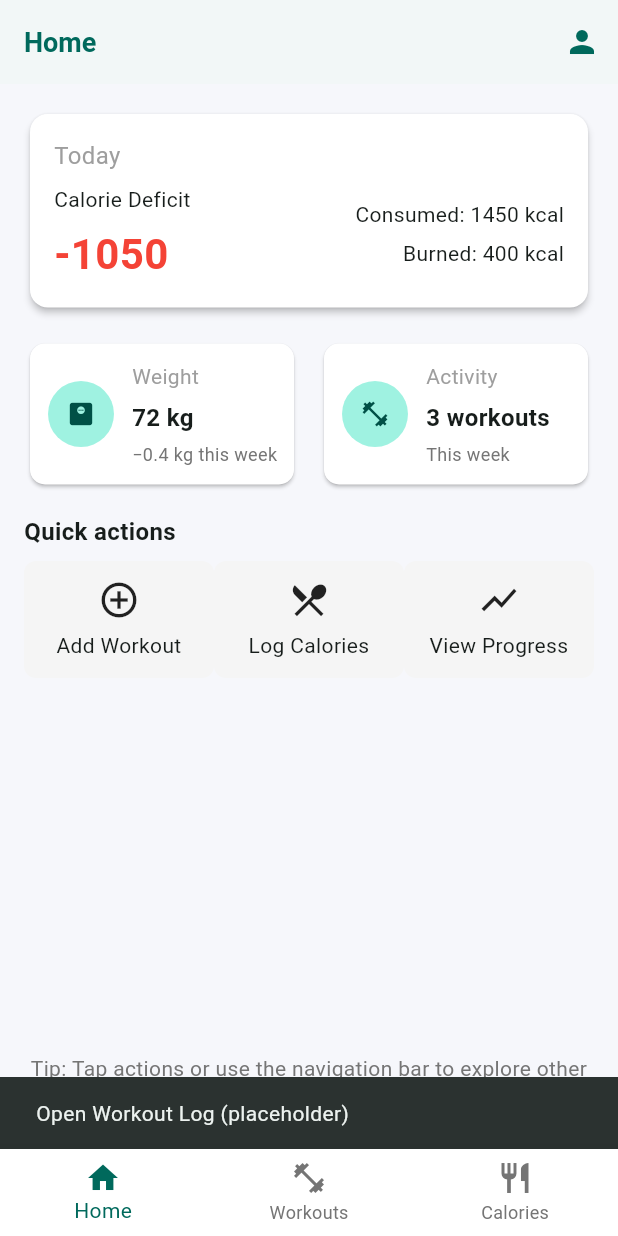
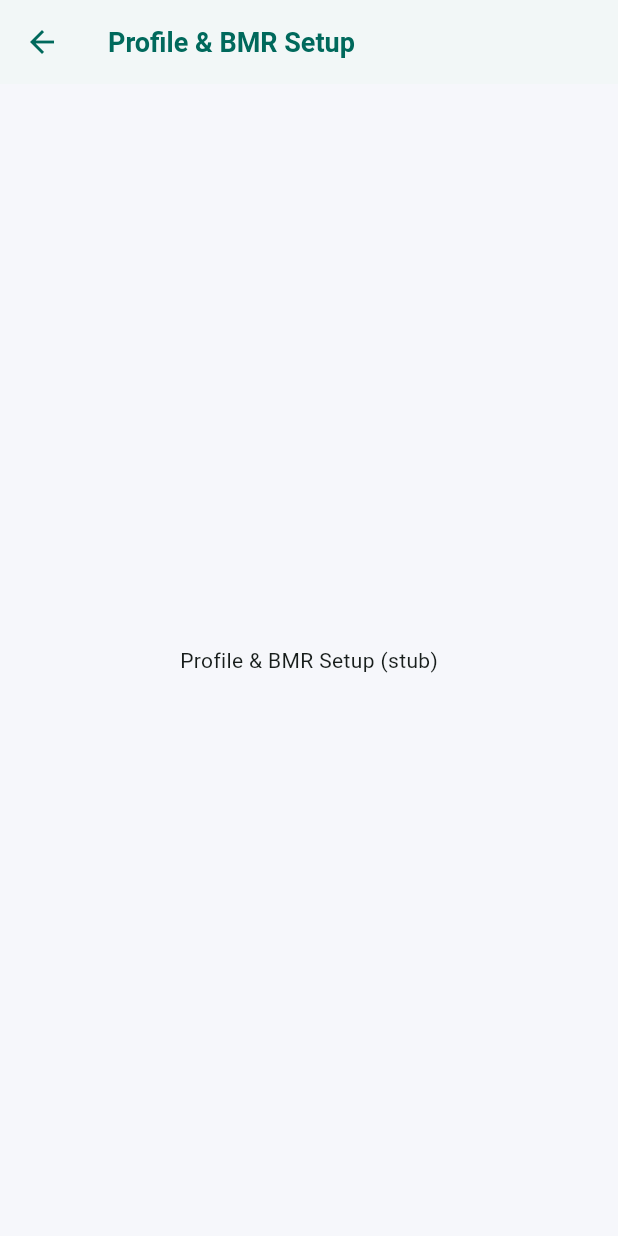
Before and after one commit to hasmika123/group_project_1, a Flutter app: the screen it shows after launch, item 2 of the bottom bar chosen, after a tap on the "person" icon, on a phone screen of 412 x 824 dp. Run offline on Flutter 3.47's test engine with Material 3 defaults, Android fonts, the light colour scheme and no system bars.

Commit message:
Additional Screens and Screen Transitions Set Up

```diff
--- a/lib/main.dart
+++ b/lib/main.dart
@@ -1,6 +1,11 @@
 import 'package:flutter/material.dart';
 import 'screens/home_screen.dart';
 import 'theme.dart';
+import 'screens/workout_log_screen.dart';
+import 'screens/calorie_tracker_screen.dart';
+import 'screens/progress_screen.dart';
+import 'screens/profile_screen.dart';
+import 'screens/calendar_screen.dart';
 
 void main() {
   runApp(const MyApp());
@@ -18,6 +23,13 @@
       darkTheme: AppTheme.darkTheme(),
       themeMode: ThemeMode.system,
       home: const HomeScreen(),
+      routes: {
+        WorkoutLogScreen.routeName: (ctx) => const WorkoutLogScreen(),
+        CalorieTrackerScreen.routeName: (ctx) => const CalorieTrackerScreen(),
+        ProgressScreen.routeName: (ctx) => const ProgressScreen(),
+        ProfileScreen.routeName: (ctx) => const ProfileScreen(),
+        CalendarScreen.routeName: (ctx) => const CalendarScreen(),
+      },
     );
   }
 }
--- a/lib/screens/home_screen.dart
+++ b/lib/screens/home_screen.dart
@@ -1,7 +1,56 @@
 import 'package:flutter/material.dart';
 
-class HomeScreen extends StatelessWidget {
+class HomeScreen extends StatefulWidget {
   const HomeScreen({Key? key}) : super(key: key);
+
+  @override
+  State<HomeScreen> createState() => _HomeScreenState();
+}
+
+class _HomeScreenState extends State<HomeScreen> {
+  int _currentIndex = 0;
+
+  @override
+  Widget build(BuildContext context) {
+    final titles = ['Home', 'Workouts', 'Calories'];
+
+    return Scaffold(
+      appBar: AppBar(
+        title: Text(titles[_currentIndex]),
+        actions: [
+          IconButton(
+            icon: const Icon(Icons.person),
+            onPressed: () {
+              Navigator.of(context).pushNamed('/profile');
+            },
+          )
+        ],
+      ),
+      body: IndexedStack(
+        index: _currentIndex,
+        children: [
+          const _HomeContent(),
+          const _WorkoutsTab(),
+          const _CaloriesTab(),
+        ],
+      ),
+      bottomNavigationBar: BottomNavigationBar(
+        items: const [
+          BottomNavigationBarItem(icon: Icon(Icons.home), label: 'Home'),
+          BottomNavigationBarItem(icon: Icon(Icons.fitness_center), label: 'Workouts'),
+          BottomNavigationBarItem(icon: Icon(Icons.restaurant), label: 'Calories'),
+        ],
+        currentIndex: _currentIndex,
+        onTap: (idx) {
+          setState(() => _currentIndex = idx);
+        },
+      ),
+    );
+  }
+}
+
+class _HomeContent extends StatelessWidget {
+  const _HomeContent({Key? key}) : super(key: key);
 
   @override
   Widget build(BuildContext context) {
@@ -10,21 +59,7 @@ class HomeScreen extends StatelessWidget {
     final int caloriesBurned = 400;
     final int deficit = caloriesBurned - caloriesConsumed; // intentionally simple
 
-    return Scaffold(
-      appBar: AppBar(
-        title: const Text('Home'),
-        actions: [
-          IconButton(
-            icon: const Icon(Icons.person),
-            onPressed: () {
-              ScaffoldMessenger.of(context).showSnackBar(
-                const SnackBar(content: Text('Open Profile (placeholder)')),
-              );
-            },
-          )
-        ],
-      ),
-      body: Padding(
+    return Padding(
       padding: const EdgeInsets.all(16.0),
       child: Column(
         crossAxisAlignment: CrossAxisAlignment.stretch,
@@ -115,21 +150,21 @@ class HomeScreen extends StatelessWidget {
                 icon: Icons.add_circle_outline,
                 label: 'Add Workout',
                 onTap: () {
-                    ScaffoldMessenger.of(context).showSnackBar(const SnackBar(content: Text('Navigate to Workout Log (placeholder)')));
+                  Navigator.of(context).pushNamed('/workouts');
                 },
               ),
               _QuickAction(
                 icon: Icons.restaurant_menu,
                 label: 'Log Calories',
                 onTap: () {
-                    ScaffoldMessenger.of(context).showSnackBar(const SnackBar(content: Text('Open Calorie Tracker (placeholder)')));
+                  Navigator.of(context).pushNamed('/calories');
                 },
               ),
               _QuickAction(
                 icon: Icons.show_chart,
                 label: 'View Progress',
                 onTap: () {
-                    ScaffoldMessenger.of(context).showSnackBar(const SnackBar(content: Text('Open Progress (placeholder)')));
+                  Navigator.of(context).pushNamed('/progress');
                 },
               ),
             ],
@@ -146,27 +181,33 @@ class HomeScreen extends StatelessWidget {
           const SizedBox(height: 8),
         ],
       ),
+    );
+  }
+}
+
+class _WorkoutsTab extends StatelessWidget {
+  const _WorkoutsTab({Key? key}) : super(key: key);
+
+  @override
+  Widget build(BuildContext context) {
+    return Center(
+      child: ElevatedButton(
+        onPressed: () => Navigator.of(context).pushNamed('/workouts'),
+        child: const Text('Open Workout Log'),
       ),
-      bottomNavigationBar: BottomNavigationBar(
-        items: const [
-          BottomNavigationBarItem(icon: Icon(Icons.home), label: 'Home'),
-          BottomNavigationBarItem(icon: Icon(Icons.fitness_center), label: 'Workouts'),
-          BottomNavigationBarItem(icon: Icon(Icons.restaurant), label: 'Calories'),
-        ],
-        currentIndex: 0,
-        onTap: (idx) {
-          // placeholders; real navigation will be added later
-          String message;
-          if (idx == 0) {
-            return; // already on Home
+    );
   }
-          if (idx == 1) {
-            message = 'Open Workout Log (placeholder)';
-          } else {
-            message = 'Open Calorie Tracker (placeholder)';
 }
-          ScaffoldMessenger.of(context).showSnackBar(SnackBar(content: Text(message)));
-        },
+
+class _CaloriesTab extends StatelessWidget {
+  const _CaloriesTab({Key? key}) : super(key: key);
+
+  @override
+  Widget build(BuildContext context) {
+    return Center(
+      child: ElevatedButton(
+        onPressed: () => Navigator.of(context).pushNamed('/calories'),
+        child: const Text('Open Calorie Tracker'),
       ),
     );
   }
--- /dev/null
+++ b/lib/screens/profile_screen.dart
@@ -0,0 +1,14 @@
+import 'package:flutter/material.dart';
+
+class ProfileScreen extends StatelessWidget {
+  static const routeName = '/profile';
+  const ProfileScreen({Key? key}) : super(key: key);
+
+  @override
+  Widget build(BuildContext context) {
+    return Scaffold(
+      appBar: AppBar(title: const Text('Profile & BMR Setup')),
+      body: const Center(child: Text('Profile & BMR Setup (stub)')),
+    );
+  }
+}
```
Also changed, not shown: lib/screens/calendar_screen.dart (added, +14 -0 lines), lib/screens/calorie_tracker_screen.dart (added, +14 -0 lines), lib/screens/progress_screen.dart (added, +14 -0 lines), lib/screens/workout_log_screen.dart (added, +14 -0 lines). Lines whose indentation alone changed are shown as unchanged.
